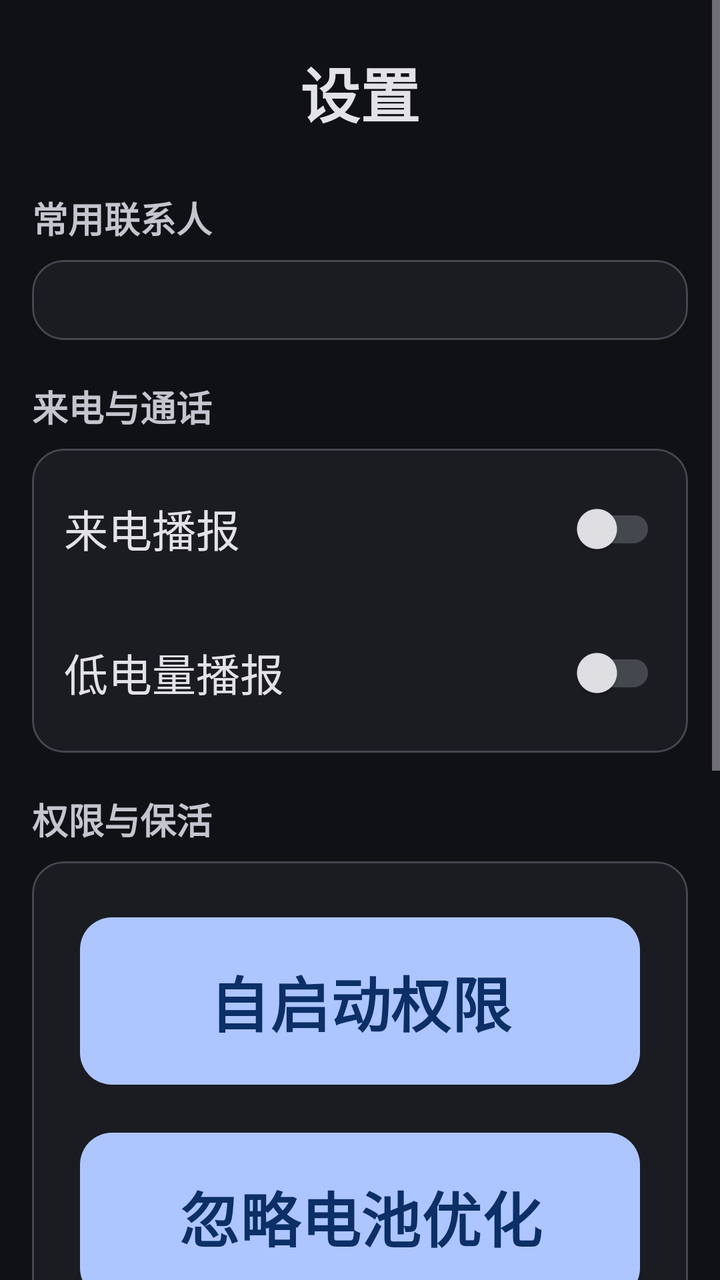
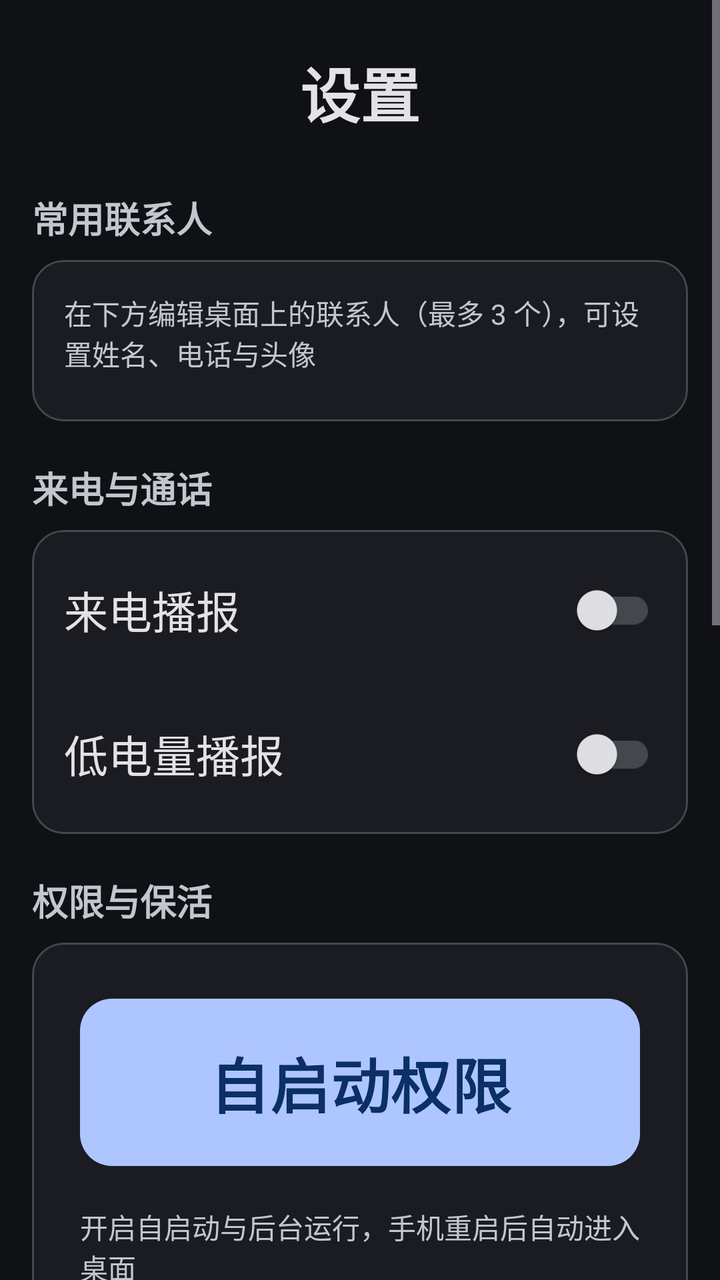

Before-and-after screenshots of an Android layout around one commit, followed by the original layout XML and the change that was made.
<!-- AndroidManifest.xml: application theme Theme.ElderLauncher -->
<!-- res/layout/activity_settings.xml -->
<?xml version="1.0" encoding="utf-8"?>
<ScrollView xmlns:android="http://schemas.android.com/apk/res/android"
    xmlns:app="http://schemas.android.com/apk/res-auto"
    android:layout_width="match_parent"
    android:layout_height="match_parent"
    android:background="?android:colorBackground">

    <LinearLayout
        android:orientation="vertical"
        android:padding="16dp"
        android:layout_width="match_parent"
        android:layout_height="wrap_content">

        <TextView
            android:layout_width="match_parent"
            android:layout_height="wrap_content"
            android:text="@string/settings_title"
            android:textSize="30sp"
            android:textStyle="bold"
            android:gravity="center"
            android:textColor="?attr/colorOnSurface"
            android:padding="8dp" />

        
        <TextView
            android:layout_width="match_parent"
            android:layout_height="wrap_content"
            android:text="@string/set_fav_title"
            android:textSize="18sp"
            android:textStyle="bold"
            android:textColor="?attr/colorOnSurfaceVariant"
            android:layout_marginTop="20dp"
            android:layout_marginBottom="8dp" />

        <com.google.android.material.card.MaterialCardView
            android:layout_width="match_parent"
            android:layout_height="wrap_content"
            app:cardBackgroundColor="?attr/colorSurface"
            app:cardCornerRadius="16dp"
            app:strokeColor="?attr/colorOutline"
            app:strokeWidth="1dp"
            app:contentPadding="16dp">

            <LinearLayout
                android:orientation="vertical"
                android:layout_width="match_parent"
                android:layout_height="wrap_content">
                <TextView android:text="@string/set_fav_tip" android:textSize="14sp"
                    android:textColor="?attr/colorOnSurfaceVariant"
                    android:layout_marginBottom="8dp" />
                <LinearLayout
                    android:id="@+id/favContainer"
                    android:orientation="vertical"
                    android:layout_width="match_parent"
                    android:layout_height="wrap_content" />
            </LinearLayout>
        </com.google.android.material.card.MaterialCardView>

        
        <TextView
            android:layout_width="match_parent"
            android:layout_height="wrap_content"
            android:text="@string/section_call"
            android:textSize="18sp"
            android:textStyle="bold"
            android:textColor="?attr/colorOnSurfaceVariant"
            android:layout_marginTop="20dp"
            android:layout_marginBottom="8dp" />

        <com.google.android.material.card.MaterialCardView
            android:layout_width="match_parent"
            android:layout_height="wrap_content"
            app:cardBackgroundColor="?attr/colorSurface"
            app:cardCornerRadius="16dp"
            app:strokeColor="?attr/colorOutline"
            app:strokeWidth="1dp"
            app:contentPadding="4dp">

            <LinearLayout
                android:orientation="vertical"
                android:layout_width="match_parent"
                android:layout_height="wrap_content">

                <LinearLayout
                    android:orientation="horizontal"
                    android:gravity="center_vertical"
                    android:padding="12dp"
                    android:layout_width="match_parent"
                    android:layout_height="wrap_content">
                    <TextView android:text="@string/set_incoming" android:textSize="22sp"
                        android:textColor="?attr/colorOnSurface"
                        android:layout_weight="1" android:layout_width="0dp" android:layout_height="wrap_content" />
                    <com.google.android.material.switchmaterial.SwitchMaterial
                        android:id="@+id/swIncoming"
                        android:layout_width="wrap_content" android:layout_height="wrap_content" />
                </LinearLayout>

                <LinearLayout
                    android:orientation="horizontal"
                    android:gravity="center_vertical"
                    android:padding="12dp"
                    android:layout_width="match_parent"
                    android:layout_height="wrap_content">
                    <TextView android:text="@string/set_lowbattery" android:textSize="22sp"
                        android:textColor="?attr/colorOnSurface"
                        android:layout_weight="1" android:layout_width="0dp" android:layout_height="wrap_content" />
                    <com.google.android.material.switchmaterial.SwitchMaterial
                        android:id="@+id/swLow"
                        android:layout_width="wrap_content" android:layout_height="wrap_content" />
                </LinearLayout>
            </LinearLayout>
        </com.google.android.material.card.MaterialCardView>

        
        <TextView
            android:layout_width="match_parent"
            android:layout_height="wrap_content"
            android:text="@string/section_permission"
            android:textSize="18sp"
            android:textStyle="bold"
            android:textColor="?attr/colorOnSurfaceVariant"
            android:layout_marginTop="20dp"
            android:layout_marginBottom="8dp" />

        <com.google.android.material.card.MaterialCardView
            android:layout_width="match_parent"
            android:layout_height="wrap_content"
            app:cardBackgroundColor="?attr/colorSurface"
            app:cardCornerRadius="16dp"
            app:strokeColor="?attr/colorOutline"
            app:strokeWidth="1dp"
            app:contentPadding="16dp">

            <LinearLayout
                android:orientation="vertical"
                android:layout_width="match_parent"
                android:layout_height="wrap_content">
                <com.google.android.material.button.MaterialButton
                    android:id="@+id/btnAutostart"
                    style="@style/BigButton"
                    android:layout_width="match_parent" android:layout_height="wrap_content"
                    android:text="@string/btn_autostart" />
                <TextView android:text="@string/autostart_tip" android:textSize="14sp"
                    android:textColor="?attr/colorOnSurfaceVariant"
                    android:padding="8dp" />
                <com.google.android.material.button.MaterialButton
                    android:id="@+id/btnBattery"
                    style="@style/BigButton"
                    android:layout_width="match_parent" android:layout_height="wrap_content"
                    android:text="@string/btn_battery"
                    android:layout_marginTop="4dp" />
                <TextView android:text="@string/battery_tip" android:textSize="14sp"
                    android:textColor="?attr/colorOnSurfaceVariant"
                    android:padding="8dp" />
            </LinearLayout>
        </com.google.android.material.card.MaterialCardView>

        
        <TextView
            android:layout_width="match_parent"
            android:layout_height="wrap_content"
            android:text="@string/section_default"
            android:textSize="18sp"
            android:textStyle="bold"
            android:textColor="?attr/colorOnSurfaceVariant"
            android:layout_marginTop="20dp"
            android:layout_marginBottom="8dp" />

        <com.google.android.material.card.MaterialCardView
            android:layout_width="match_parent"
            android:layout_height="wrap_content"
            app:cardBackgroundColor="?attr/colorSurface"
            app:cardCornerRadius="16dp"
            app:strokeColor="?attr/colorOutline"
            app:strokeWidth="1dp"
            app:contentPadding="16dp">

            <LinearLayout
                android:orientation="vertical"
                android:layout_width="match_parent"
                android:layout_height="wrap_content">
                <com.google.android.material.button.MaterialButton
                    android:id="@+id/btnDefault"
                    style="@style/BigButton"
                    android:layout_width="match_parent" android:layout_height="wrap_content"
                    android:text="@string/set_default_launcher" />
                <TextView android:text="@string/set_default_tip" android:textSize="14sp"
                    android:textColor="?attr/colorOnSurfaceVariant"
                    android:padding="8dp" />
                <com.google.android.material.button.MaterialButton
                    android:id="@+id/btnDefaultDialer"
                    style="@style/BigButton"
                    android:layout_width="match_parent" android:layout_height="wrap_content"
                    android:text="@string/set_default_dialer"
                    android:layout_marginTop="4dp" />
                <TextView android:text="@string/set_default_dialer_tip" android:textSize="14sp"
                    android:textColor="?attr/colorOnSurfaceVariant"
                    android:padding="8dp" />
            </LinearLayout>
        </com.google.android.material.card.MaterialCardView>

        <View
            android:layout_width="match_parent"
            android:layout_height="24dp" />
    </LinearLayout>
</ScrollView>
<!-- resources referenced by this layout -->
<resources>
  <string name="autostart_tip">开启自启动与后台运行，手机重启后自动进入桌面</string>
  <string name="battery_tip">允许后台运行，避免被系统清理导致来电异常</string>
  <string name="btn_autostart">自启动权限</string>
  <string name="btn_battery">忽略电池优化</string>
  <string name="section_call">来电与通话</string>
  <string name="section_default">默认应用</string>
  <string name="section_permission">权限与保活</string>
  <string name="set_default_dialer">设为默认电话应用</string>
  <string name="set_default_dialer_tip">点击下方按钮打开系统默认应用设置，手动将“老人桌面”设为默认电话应用</string>
  <string name="set_default_launcher">设为默认桌面</string>
  <string name="set_default_tip">在系统设置中将“老人桌面”设为默认桌面，开机即进入本应用</string>
  <string name="set_fav_tip">在下方编辑桌面上的联系人（最多 3 个），可设置姓名、电话与头像</string>
  <string name="set_fav_title">常用联系人</string>
  <string name="set_incoming">来电播报</string>
  <string name="set_lowbattery">低电量播报</string>
  <string name="settings_title">设置</string>
  <style name="BigButton" parent="Widget.Material3.Button">
          <item name="android:textSize">30sp</item>
          <item name="android:textStyle">bold</item>
          <item name="android:padding">20dp</item>
          <item name="android:layout_margin">8dp</item>
          <item name="android:minHeight">64dp</item>
          <item name="cornerRadius">16dp</item>
      </style>
  <color name="colorPrimary">#AEC6FF</color>
  <color name="colorOnPrimary">#0B2F66</color>
  <color name="colorPrimaryContainer">#284786</color>
  <color name="colorOnPrimaryContainer">#D9E2FF</color>
  <color name="colorSecondary">#BEC6DC</color>
  <color name="colorOnSecondary">#283141</color>
  <color name="colorSecondaryContainer">#3E4759</color>
  <color name="colorOnSecondaryContainer">#DAE2F9</color>
  <color name="colorTertiary">#DDBCE4</color>
  <color name="colorOnTertiary">#3F2844</color>
  <color name="colorTertiaryContainer">#573E5C</color>
  <color name="colorOnTertiaryContainer">#FAD8FF</color>
  <color name="colorOnBackground">#E2E2E9</color>
  <color name="colorSurface">#1A1C22</color>
  <color name="colorOnSurface">#E3E2E6</color>
  <color name="colorSurfaceVariant">#2A2E37</color>
  <color name="colorOnSurfaceVariant">#C3C6CF</color>
  <color name="colorSurfaceContainer">#1E2128</color>
  <color name="colorSurfaceContainerHigh">#282C34</color>
  <color name="colorSurfaceContainerHighest">#33373F</color>
  <color name="colorOutline">#44474E</color>
  <color name="colorOutlineVariant">#2A2E37</color>
  <color name="colorError">#FFB4AB</color>
  <color name="colorOnError">#690005</color>
  <color name="colorErrorContainer">#93000A</color>
  <color name="colorOnErrorContainer">#FFDAD6</color>
  <color name="colorBackground">#0F1115</color>
  <!-- unchanged entries left out for length: 1 -->
</resources>

<!-- the commit's change to res/layout/activity_settings.xml (unified diff, before → after) -->
@@ -47,6 +47,8 @@
                 android:layout_height="wrap_content">
                 <TextView android:text="@string/set_fav_tip" android:textSize="14sp"
                     android:textColor="?attr/colorOnSurfaceVariant"
+                    android:layout_width="match_parent"
+                    android:layout_height="wrap_content"
                     android:layout_marginBottom="8dp" />
                 <LinearLayout
                     android:id="@+id/favContainer"
@@ -142,6 +144,8 @@
                     android:text="@string/btn_autostart" />
                 <TextView android:text="@string/autostart_tip" android:textSize="14sp"
                     android:textColor="?attr/colorOnSurfaceVariant"
+                    android:layout_width="match_parent"
+                    android:layout_height="wrap_content"
                     android:padding="8dp" />
                 <com.google.android.material.button.MaterialButton
                     android:id="@+id/btnBattery"
@@ -151,6 +155,8 @@
                     android:layout_marginTop="4dp" />
                 <TextView android:text="@string/battery_tip" android:textSize="14sp"
                     android:textColor="?attr/colorOnSurfaceVariant"
+                    android:layout_width="match_parent"
+                    android:layout_height="wrap_content"
                     android:padding="8dp" />
             </LinearLayout>
         </com.google.android.material.card.MaterialCardView>
@@ -186,6 +192,8 @@
                     android:text="@string/set_default_launcher" />
                 <TextView android:text="@string/set_default_tip" android:textSize="14sp"
                     android:textColor="?attr/colorOnSurfaceVariant"
+                    android:layout_width="match_parent"
+                    android:layout_height="wrap_content"
                     android:padding="8dp" />
                 <com.google.android.material.button.MaterialButton
                     android:id="@+id/btnDefaultDialer"
@@ -195,6 +203,8 @@
                     android:layout_marginTop="4dp" />
                 <TextView android:text="@string/set_default_dialer_tip" android:textSize="14sp"
                     android:textColor="?attr/colorOnSurfaceVariant"
+                    android:layout_width="match_parent"
+                    android:layout_height="wrap_content"
                     android:padding="8dp" />
             </LinearLayout>
         </com.google.android.material.card.MaterialCardView>
